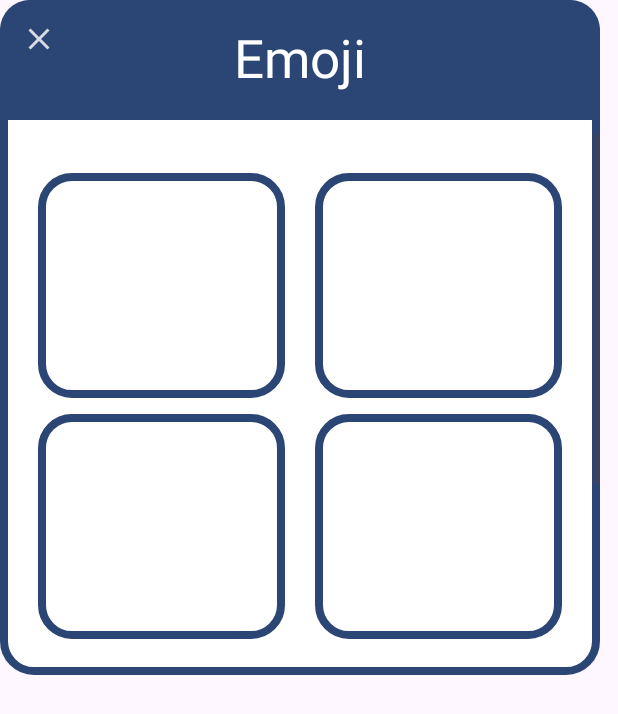
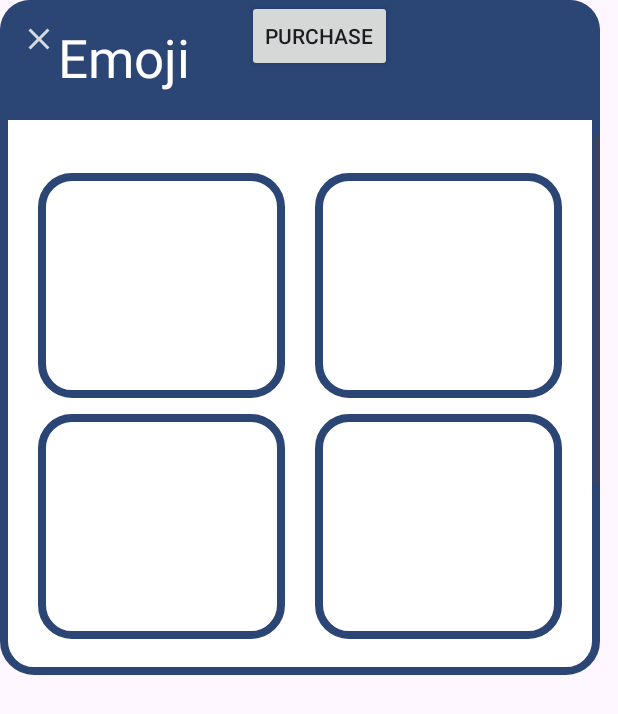
Before and after one commit to jjheon0614/Froyo, an Android app: the layout emoji_window.xml on its own in the app's theme, with its tools: preview values and no code run, on a phone screen of 412 x 824 dp. Shown: the top 714 px of the screen. Run offline under Robolectric (Android 15) with nearby library versions, the phone set to English and light mode, and no system bars.

Commit message:
purchase Emoji

```diff
--- a/app/src/main/java/com/example/froyo/ChatListActivity.java
+++ b/app/src/main/java/com/example/froyo/ChatListActivity.java
@@ -161,7 +161,7 @@ public class ChatListActivity extends AppCompatActivity {
                             }
                             else{
                                 // Get the users list
-                                List<Map<String, Number>> usersList = (List<Map<String, Number>>) dataMap.get("users");
+//                                List<Map<String, Number>> usersList = (List<Map<String, Number>>) dataMap.get("users");
                                 // Get the chat room ID
                                 String chatID = (String) dataMap.get("chatID");
                                 // Get the users list
@@ -273,6 +273,7 @@ public class ChatListActivity extends AppCompatActivity {
                         i_chatRoom.putExtra("chatID", clickedItem.chatId);
                         i_chatRoom.putExtra("peopleNum", clickedItem.numPeople);
                         i_chatRoom.putExtra("userID", userID);
+                        i_chatRoom.putExtra("email", email);
                         i_chatRoom.putExtra("imageUrl", imageUrl);
                         chatRoomArrayList.clear();
                         adapter.notifyDataSetChanged();
--- a/app/src/main/java/com/example/froyo/PurchaseEmojiActivity.java
+++ b/app/src/main/java/com/example/froyo/PurchaseEmojiActivity.java
@@ -47,7 +47,6 @@ public class PurchaseEmojiActivity extends AppCompatActivity {
 
     private Button purchaseButton7, purchaseButton8, purchaseButton9, purchaseButton10;
     private ImageView emoji7, emoji8, emoji9, emoji10;
-    private CardInputWidget cardInputWidget;
     private PaymentSheet paymentSheet;
     private ArrayList<String> purchasedEmoji;
     private String customerID, EphericalKey, ClientSecret, userID, email, selectedEmoji;
--- a/app/src/main/res/layout/emoji_window.xml
+++ b/app/src/main/res/layout/emoji_window.xml
@@ -22,7 +22,7 @@
             android:background="@drawable/close_button_background" />
 
         <TextView
-            android:layout_width="match_parent"
+            android:layout_width="wrap_content"
             android:layout_height="match_parent"
             android:layout_gravity="center"
             android:textAlignment="center"
@@ -31,6 +31,25 @@
             android:text="Emoji"
             android:textColor="@color/white"
             android:textSize="35sp"/>
+
+        <android.widget.Button
+            android:id="@+id/fabEmojiPurchase"
+            android:layout_width="wrap_content"
+            android:layout_height="wrap_content"
+            android:text="Purchase"/>
+
+<!--        <com.google.android.material.floatingactionbutton.FloatingActionButton-->
+<!--            android:id="@+id/fabEmojiPurchase"-->
+<!--            android:layout_width="wrap_content"-->
+<!--            android:layout_height="wrap_content"-->
+<!--            android:layout_alignParentEnd="true"-->
+<!--            android:layout_alignParentBottom="true"-->
+<!--            android:layout_marginEnd="26dp"-->
+<!--            android:layout_marginBottom="62dp"-->
+<!--            android:onClick="openCart"-->
+<!--            android:backgroundTint="@color/background"-->
+<!--            app:elevation="6dp"-->
+<!--            app:srcCompat="@drawable/ic_cart1" />-->
 
     </LinearLayout>
 
```
Also changed, not shown: app/src/main/java/com/example/froyo/ChatRoomActivity.java (+20 -0 lines), app/src/main/java/com/example/froyo/PostActivity.java (+14 -14 lines).
